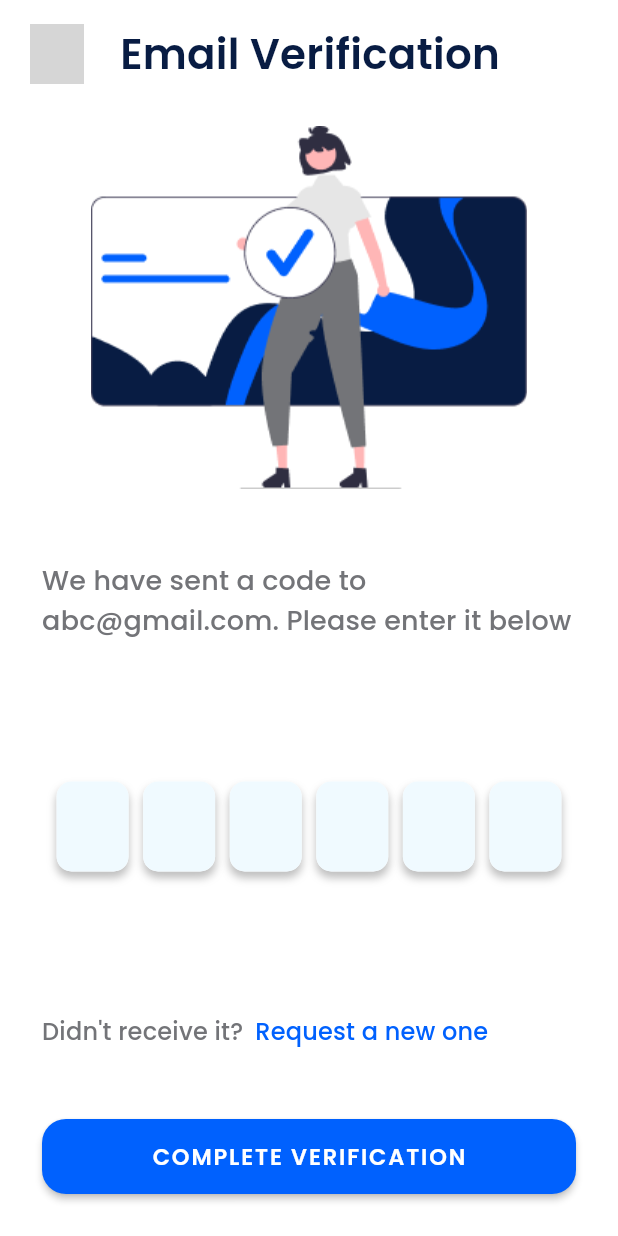
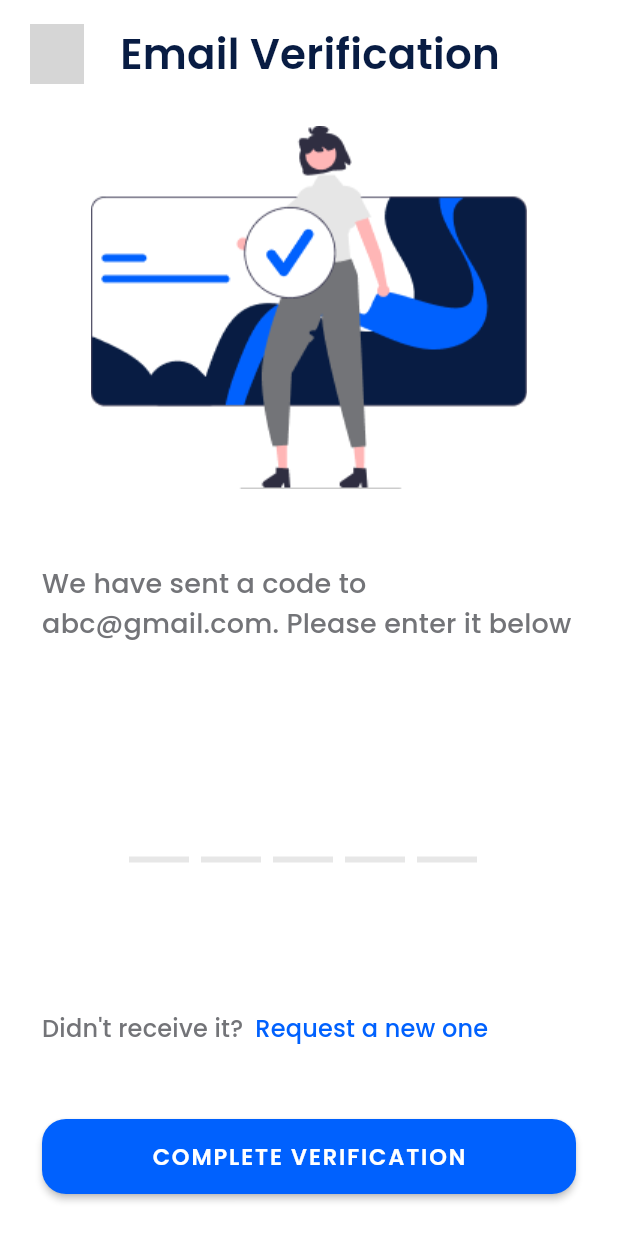
Before and after one commit to doxa-valsium/doxa-mobile-app, a Flutter app: the EmailVerificationScreen screen opened by its route, on a phone screen of 412 x 824 dp. Run offline on Flutter 3.47's test engine with Material 2 defaults, Android fonts, the phone set to English and light mode, and no system bars; drawn by our look-alikes of flutter_otp_text_field; our stand-ins replace auto_route, avatar_glow, bloc, cached_network_image, dotted_border, equatable and 9 more; missing offline and left inert: iconify_flutter; accounts and stored records are empty; grey boxes are pictures that could not be loaded.

Commit message:
otp hunt

```diff
--- a/lib/presentation/screens/sign_in_up_screen/email_verification.dart
+++ b/lib/presentation/screens/sign_in_up_screen/email_verification.dart
@@ -1,6 +1,7 @@
 import 'package:doxa_mobile_app/presentation/widgets/custom_app_bar.dart';
 import 'package:doxa_mobile_app/styles.dart';
 import 'package:flutter/material.dart';
+import 'package:flutter_otp_text_field/flutter_otp_text_field.dart';
 
 class EmailVerificationScreen extends StatelessWidget {
   static const String route = 'email-verification-screen';
@@ -30,19 +31,36 @@ class EmailVerificationScreen extends StatelessWidget {
                   const Spacer(
                     flex: 2,
                   ),
+
                   Center(
-                    child: Row(
-                      mainAxisAlignment: MainAxisAlignment.spaceEvenly,
-                      children: const [
-                        OTPcontainer(),
-                        OTPcontainer(),
-                        OTPcontainer(),
-                        OTPcontainer(),
-                        OTPcontainer(),
-                        OTPcontainer(),
-                      ],
+                    child: OtpTextField(
+                      numberOfFields: 5,
+                      borderColor: Color(0xFF6A53A1),
+                      focusedBorderColor: Color(0xFF6A53A1),
+                      // styles: [createStyle(Color(0xFF6A53A1))],
+                      showFieldAsBox: false,
+                      borderWidth: 4.0,
+                      //runs when a code is typed in
+                      onCodeChanged: (String code) {
+                        //handle validation or checks here if necessary
+                      },
+                      //runs when every textfield is filled
+                      onSubmit: (String verificationCode) {},
                     ),
                   ),
+                  // Center(
+                  //   child: Row(
+                  //     mainAxisAlignment: MainAxisAlignment.spaceEvenly,
+                  //     children: const [
+                  //       OTPcontainer(),
+                  //       OTPcontainer(),
+                  //       OTPcontainer(),
+                  //       OTPcontainer(),
+                  //       OTPcontainer(),
+                  //       OTPcontainer(),
+                  //     ],
+                  //   ),
+                  // ),
                   const Spacer(
                     flex: 2,
                   ),
--- a/pubspec.yaml
+++ b/pubspec.yaml
@@ -47,6 +47,7 @@ dependencies:
   shared_preferences: ^2.0.15
   flutter_form_builder: ^7.2.1
   form_builder_validators: ^8.1.1
+  flutter_otp_text_field: ^1.0.1
 
 dev_dependencies:
   auto_route_generator: ^4.0.0
```
Also changed, not shown: lib/presentation/screens/sign_in_up_screen/basic_info_screen.dart (+0 -18 lines), lib/routes/router.gr.dart, pubspec.lock.
